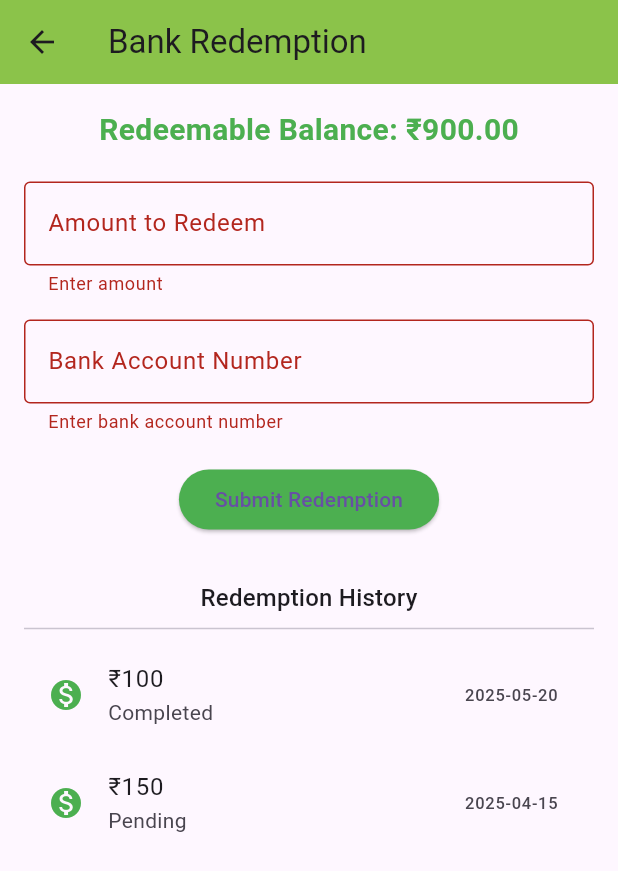
After one commit to PhibaBina/RecycleConsumer, a Flutter app: the BankRedemptionScreen screen opened directly, after a tap on "Submit Redemption", on a phone screen of 412 x 824 dp. The commit adds this screen. Shown: the top 871 px of the screen. Run offline on Flutter 3.47's test engine with Material 3 defaults, Android fonts, the light colour scheme and no system bars; our stand-ins replace cloud_firestore, firebase_auth, firebase_core, image_picker; accounts and stored records are empty.

Commit message:
Structure and UI

```diff
--- /dev/null
+++ b/lib/screens/bank_redemption.dart
@@ -0,0 +1,147 @@
+import 'package:flutter/material.dart'; // Flutter UI package
+
+class BankRedemptionScreen extends StatefulWidget {
+  const BankRedemptionScreen({super.key}); // Constructor
+
+  @override
+  State<BankRedemptionScreen> createState() => _BankRedemptionScreenState(); // Create state
+}
+
+class _BankRedemptionScreenState extends State<BankRedemptionScreen> {
+  // Dummy redeemable balance
+  double redeemableBalance = 900.00;
+
+  // Form key for validation
+  final _formKey = GlobalKey<FormState>();
+
+  // Controllers for input fields
+  final TextEditingController _amountController = TextEditingController();
+  final TextEditingController _bankAccountController = TextEditingController();
+
+  // Dummy redemption history data with ₹ symbol
+  final List<Map<String, String>> redemptionHistory = [
+    {'date': '2025-05-20', 'amount': '₹100', 'status': 'Completed'},
+    {'date': '2025-04-15', 'amount': '₹150', 'status': 'Pending'},
+  ];
+
+  // Submit redemption request function
+  void _submitRedemption() {
+    if (_formKey.currentState!.validate()) { // Validate form inputs
+      final amount = double.parse(_amountController.text); // Parse amount
+
+      if (amount > redeemableBalance) { // Check if amount exceeds balance
+        ScaffoldMessenger.of(context).showSnackBar(
+          const SnackBar(content: Text('Amount exceeds redeemable balance')),
+        );
+        return;
+      }
+
+      // Show success message (dummy)
+      ScaffoldMessenger.of(context).showSnackBar(
+        SnackBar(content: Text('Redemption request submitted for ₹${amount.toStringAsFixed(2)}')),
+      );
+
+      // Clear input fields
+      _amountController.clear();
+      _bankAccountController.clear();
+    }
+  }
+
+  @override
+  void dispose() {
+    // Dispose controllers on widget removal
+    _amountController.dispose();
+    _bankAccountController.dispose();
+    super.dispose();
+  }
+
+  @override
+  Widget build(BuildContext context) {
+    // Build UI
+    return Scaffold(
+      appBar: AppBar(
+        title: const Text('Bank Redemption'),
+        backgroundColor: Colors.lightGreen,
+      ),
+      body: Padding(
+        padding: const EdgeInsets.all(16.0), // Padding all around
+        child: Column(
+          children: [
+            Text('Redeemable Balance: ₹${redeemableBalance.toStringAsFixed(2)}',
+                style: const TextStyle(fontSize: 20, fontWeight: FontWeight.bold, color: Colors.green)),
+            const SizedBox(height: 20), // Space
+
+            // Redemption form
+            Form(
+              key: _formKey,
+              child: Column(
+                children: [
+                  // Amount input
+                  TextFormField(
+                    controller: _amountController,
+                    decoration: const InputDecoration(
+                      labelText: 'Amount to Redeem',
+                      border: OutlineInputBorder(),
+                      prefixText: '₹',
+                    ),
+                    keyboardType: TextInputType.number,
+                    validator: (value) {
+                      if (value == null || value.isEmpty) return 'Enter amount';
+                      final num? amount = num.tryParse(value);
+                      if (amount == null || amount <= 0) return 'Enter valid amount';
+                      return null;
+                    },
+                  ),
+                  const SizedBox(height: 16),
+
+                  // Bank account input
+                  TextFormField(
+                    controller: _bankAccountController,
+                    decoration: const InputDecoration(
+                      labelText: 'Bank Account Number',
+                      border: OutlineInputBorder(),
+                    ),
+                    validator: (value) {
+                      if (value == null || value.isEmpty) return 'Enter bank account number';
+                      if (value.length < 6) return 'Enter valid account number';
+                      return null;
+                    },
+                  ),
+                  const SizedBox(height: 20),
+
+                  // Submit button
+                  ElevatedButton(
+                    onPressed: _submitRedemption,
+                    style: ElevatedButton.styleFrom(backgroundColor: Colors.green),
+                    child: const Text('Submit Redemption'),
+                  ),
+                ],
+              ),
+            ),
+            const SizedBox(height: 30),
+
+            // Redemption history title
+            Text('Redemption History', style: Theme.of(context).textTheme.titleMedium),
+            const Divider(),
+
+            // Redemption history list
+            Expanded(
+              child: ListView.builder(
+                itemCount: redemptionHistory.length,
+                itemBuilder: (context, index) {
+                  final item = redemptionHistory[index];
+                  return ListTile(
+                    leading: const Icon(Icons.monetization_on, color: Colors.green),
+                    title: Text(item['amount']!),
+                    subtitle: Text(item['status']!),
+                    trailing: Text(item['date']!),
+                  );
+                },
+              ),
+            ),
+          ],
+        ),
+      ),
+    );
+  }
+}
--- a/lib/screens/old_clothes.dart
+++ b/lib/screens/old_clothes.dart
@@ -152,7 +152,7 @@ class _OldClothesFormState extends State<OldClothesForm> {
               icon: Icon(Icons.camera_alt),
               label: Text('Upload Photo'),
               style: ElevatedButton.styleFrom(
-                backgroundColor: Colors.green[700],
+                backgroundColor: const Color.fromARGB(255, 185, 186, 185),
                 padding: EdgeInsets.symmetric(vertical: 14),
               ),
             ),
@@ -166,7 +166,7 @@ class _OldClothesFormState extends State<OldClothesForm> {
                 onPressed: _submitForm,
                 child: Text(
                   'Submit',
-                  style: TextStyle(fontSize: 16),
+                  style: TextStyle(fontSize: 16, color: Colors.white),
                 ),
                 style: ElevatedButton.styleFrom(
                   backgroundColor: Colors.green[800],
```
Also changed, not shown: lib/main.dart (+10 -7 lines), lib/screens/homedashboard.dart (+34 -4 lines), lib/screens/pickup_subscription.dart (added, +108 -0 lines), lib/screens/thrift_store.dart (+22 -20 lines), lib/screens/wallet.dart (added, +60 -0 lines).
